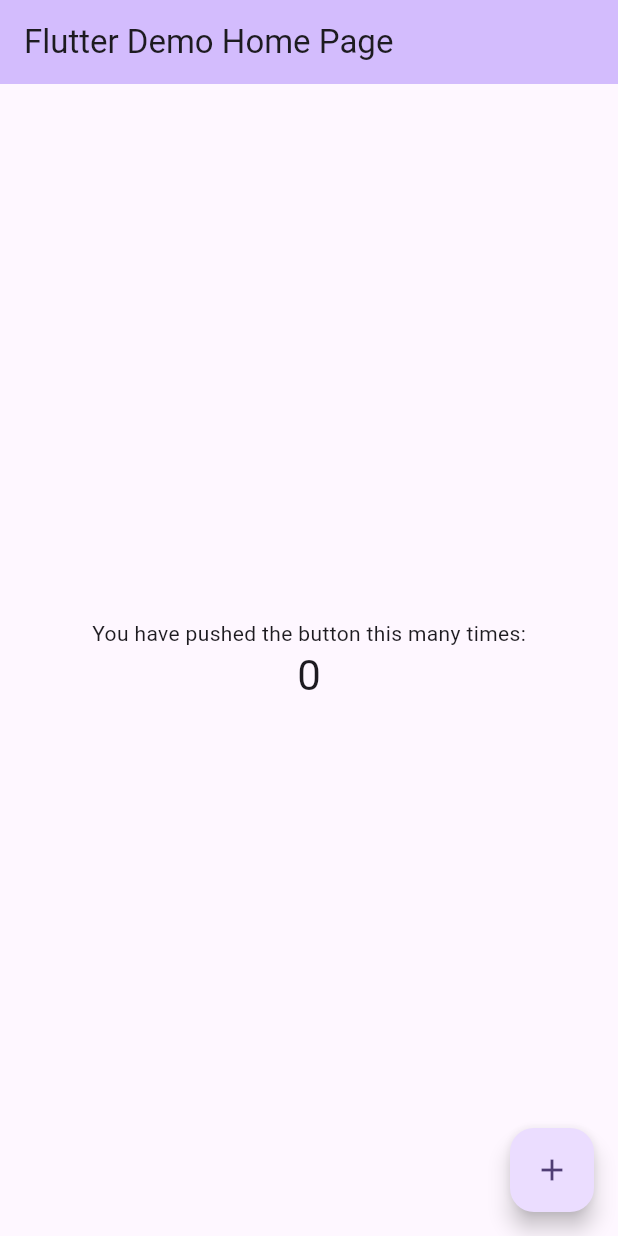
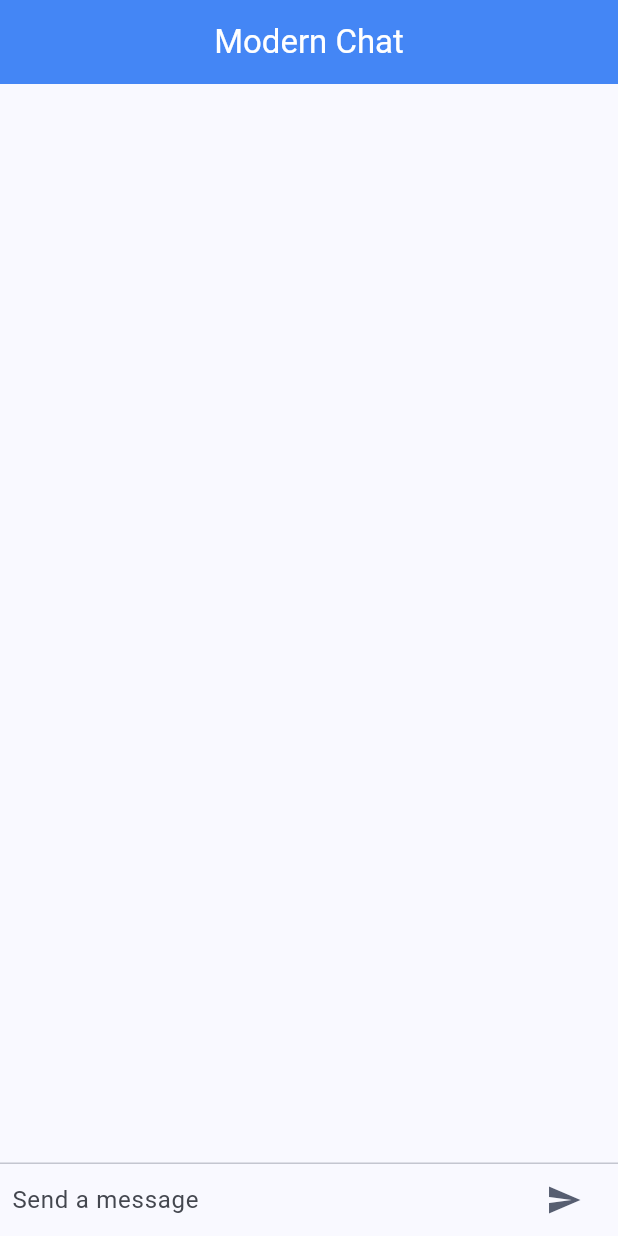
Before and after one commit to could-ai/01983fc8-8c3b-748c-919c-f8f7a76c6bf6, a Flutter app: the screen it shows after launch, on a phone screen of 412 x 824 dp. Run offline on Flutter 3.47's test engine with Material 3 defaults, Android fonts, the phone set to English and light mode, and no system bars.

Commit message:
Refactored main.dart to create a modern chat application UI with local message storage and send functionality.

```diff
--- a/usr/lib/main.dart
+++ b/usr/lib/main.dart
@@ -7,114 +7,152 @@ void main() {
 class MyApp extends StatelessWidget {
   const MyApp({super.key});
 
-  // This widget is the root of your application.
   @override
   Widget build(BuildContext context) {
     return MaterialApp(
-      title: 'Flutter Demo',
+      title: 'Chat App',
       debugShowCheckedModeBanner: false,
       theme: ThemeData(
-        // This is the theme of your application.
-        //
-        // TRY THIS: Try running your application with "flutter run". You'll see
-        // the application has a purple toolbar. Then, without quitting the app,
-        // try changing the seedColor in the colorScheme below to Colors.green
-        // and then invoke "hot reload" (save your changes or press the "hot
-        // reload" button in a Flutter-supported IDE, or press "r" if you used
-        // the command line to start the app).
-        //
-        // Notice that the counter didn't reset back to zero; the application
-        // state is not lost during the reload. To reset the state, use hot
-        // restart instead.
-        //
-        // This works for code too, not just values: Most code changes can be
-        // tested with just a hot reload.
-        colorScheme: ColorScheme.fromSeed(seedColor: Colors.deepPurple),
+        colorScheme: ColorScheme.fromSeed(seedColor: Colors.blueAccent),
+        useMaterial3: true,
+        appBarTheme: const AppBarTheme(
+          backgroundColor: Colors.blueAccent,
+          foregroundColor: Colors.white,
+          elevation: 4,
+          centerTitle: true,
+        ),
       ),
-      home: const MyHomePage(title: 'Flutter Demo Home Page'),
+      home: const ChatScreen(),
     );
   }
 }
 
-class MyHomePage extends StatefulWidget {
-  const MyHomePage({super.key, required this.title});
-
-  // This widget is the home page of your application. It is stateful, meaning
-  // that it has a State object (defined below) that contains fields that affect
-  // how it looks.
-
-  // This class is the configuration for the state. It holds the values (in this
-  // case the title) provided by the parent (in this case the App widget) and
-  // used by the build method of the State. Fields in a Widget subclass are
-  // always marked "final".
-
-  final String title;
+class ChatScreen extends StatefulWidget {
+  const ChatScreen({super.key});
 
   @override
-  State<MyHomePage> createState() => _MyHomePageState();
+  State<ChatScreen> createState() => _ChatScreenState();
 }
 
-class _MyHomePageState extends State<MyHomePage> {
-  int _counter = 0;
+class _ChatScreenState extends State<ChatScreen> {
+  final TextEditingController _messageController = TextEditingController();
+  final List<Map<String, String>> _messages = []; // Local storage for messages
 
-  void _incrementCounter() {
-    setState(() {
-      // This call to setState tells the Flutter framework that something has
-      // changed in this State, which causes it to rerun the build method below
-      // so that the display can reflect the updated values. If we changed
-      // _counter without calling setState(), then the build method would not be
-      // called again, and so nothing would appear to happen.
-      _counter++;
-    });
+  void _sendMessage() {
+    if (_messageController.text.isNotEmpty) {
+      setState(() {
+        _messages.add({
+          'text': _messageController.text,
+          'sender': 'You', // For now, assume "You" are the sender
+        });
+      });
+      _messageController.clear();
+    }
   }
 
   @override
   Widget build(BuildContext context) {
-    // This method is rerun every time setState is called, for instance as done
-    // by the _incrementCounter method above.
-    //
-    // The Flutter framework has been optimized to make rerunning build methods
-    // fast, so that you can just rebuild anything that needs updating rather
-    // than having to individually change instances of widgets.
     return Scaffold(
       appBar: AppBar(
-        // TRY THIS: Try changing the color here to a specific color (to
-        // Colors.amber, perhaps?) and trigger a hot reload to see the AppBar
-        // change color while the other colors stay the same.
-        backgroundColor: Theme.of(context).colorScheme.inversePrimary,
-        // Here we take the value from the MyHomePage object that was created by
-        // the App.build method, and use it to set our appbar title.
-        title: Text(widget.title),
+        title: const Text('Modern Chat'),
       ),
-      body: Center(
-        // Center is a layout widget. It takes a single child and positions it
-        // in the middle of the parent.
-        child: Column(
-          // Column is also a layout widget. It takes a list of children and
-          // arranges them vertically. By default, it sizes itself to fit its
-          // children horizontally, and tries to be as tall as its parent.
-          //
-          // Column has various properties to control how it sizes itself and
-          // how it positions its children. Here we use mainAxisAlignment to
-          // center the children vertically; the main axis here is the vertical
-          // axis because Columns are vertical (the cross axis would be
-          // horizontal).
-          //
-          // TRY THIS: Invoke "debug painting" (choose the "Toggle Debug Paint"
-          // action in the IDE, or press "p" in the console), to see the
-          // wireframe for each widget.
-          mainAxisAlignment: MainAxisAlignment.center,
+      body: Column(
+        children: <Widget>[
+          Expanded(
+            child: ListView.builder(
+              padding: const EdgeInsets.all(8.0),
+              reverse: true, // To show new messages at the bottom
+              itemCount: _messages.length,
+              itemBuilder: (context, index) {
+                final message = _messages[_messages.length - 1 - index]; // Display in correct order
+                return _ChatMessage(
+                  text: message['text']!,
+                  isMe: message['sender'] == 'You',
+                );
+              },
+            ),
+          ),
+          const Divider(height: 1.0),
+          Container(
+            decoration: BoxDecoration(color: Theme.of(context).cardColor),
+            child: _buildTextComposer(),
+          ),
+        ],
+      ),
+    );
+  }
+
+  Widget _buildTextComposer() {
+    return IconTheme(
+      data: IconThemeData(color: Theme.of(context).colorScheme.secondary),
+      child: Container(
+        margin: const EdgeInsets.symmetric(horizontal: 8.0),
+        child: Row(
           children: <Widget>[
-            const Text('You have pushed the button this many times:'),
-            Text('$_counter', style: Theme.of(context).textTheme.headlineMedium),
+            Flexible(
+              child: TextField(
+                controller: _messageController,
+                onSubmitted: (_) => _sendMessage(),
+                decoration: const InputDecoration.collapsed(hintText: 'Send a message'),
+              ),
+            ),
+            Container(
+              margin: const EdgeInsets.symmetric(horizontal: 4.0),
+              child: IconButton(
+                icon: const Icon(Icons.send),
+                onPressed: _sendMessage,
+              ),
+            ),
           ],
         ),
       ),
-      floatingActionButton: FloatingActionButton(
-        onPressed: _incrementCounter,
-        tooltip: 'Increment',
-        child: const Icon(Icons.add),
-      ), // This trailing comma makes auto-formatting nicer for build methods.
     );
   }
 }
+
+class _ChatMessage extends StatelessWidget {
+  const _ChatMessage({
+    required this.text,
+    required this.isMe,
+  });
+
+  final String text;
+  final bool isMe;
+
+  @override
+  Widget build(BuildContext context) {
+    return Container(
+      margin: const EdgeInsets.symmetric(vertical: 10.0),
+      child: Row(
+        mainAxisAlignment: isMe ? MainAxisAlignment.end : MainAxisAlignment.start,
+        children: <Widget>[
+          if (!isMe)
+            const Padding(
+              padding: EdgeInsets.only(right: 8.0),
+              child: CircleAvatar(child: Text('AI')), // Placeholder for sender avatar
+            ),
+          Flexible(
+            child: Container(
+              padding: const EdgeInsets.all(12.0),
+              decoration: BoxDecoration(
+                color: isMe ? Colors.blueAccent : Colors.grey[300],
+                borderRadius: BorderRadius.circular(20.0),
+              ),
+              child: Text(
+                text,
+                style: TextStyle(
+                  color: isMe ? Colors.white : Colors.black87,
+                ),
+              ),
+            ),
+          ),
+          if (isMe)
+            const Padding(
+              padding: EdgeInsets.only(left: 8.0),
+              child: CircleAvatar(child: Text('Me')), // Placeholder for user avatar
+            ),
+        ],
+      ),
+    );
+  }
+}
```
